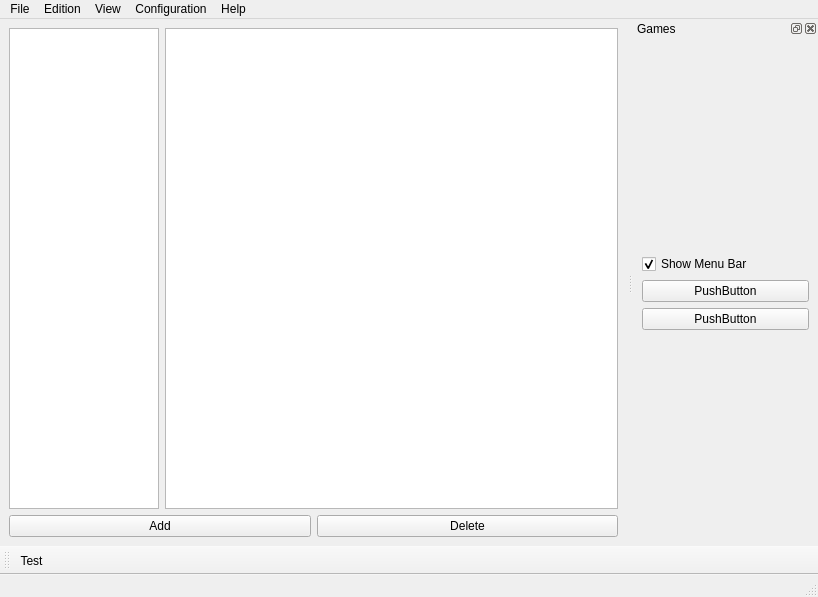
Before: the Qt Designer form my_dictionary/my_dictionary/mainwindow.ui in draco-sam/myDictionary, drawn with Qt 5.
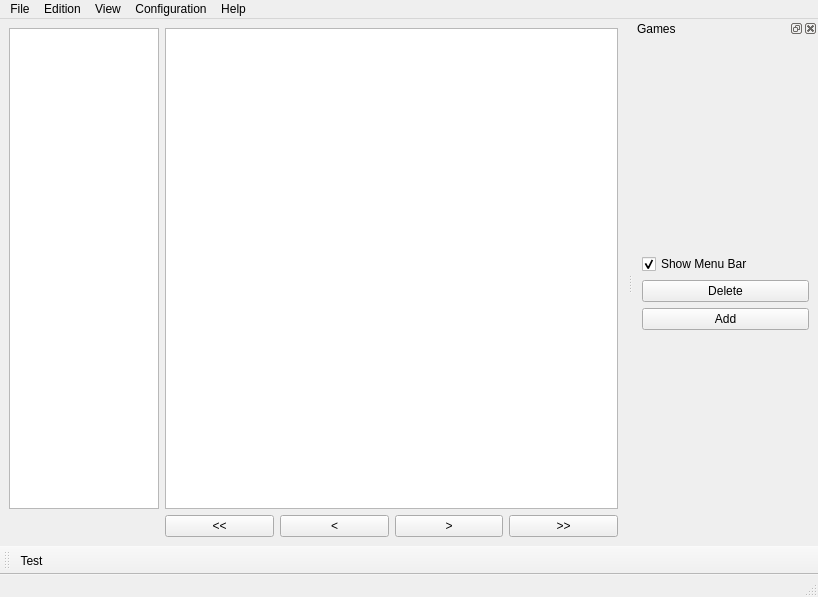
After: the same form once the commit is applied. Icons and pictures are not drawn.

```diff
--- a/my_dictionary/my_dictionary/mainwindow.ui
+++ b/my_dictionary/my_dictionary/mainwindow.ui
@@ -52,24 +52,33 @@
     <item row="0" column="1">
      <widget class="QTableView" name="table_data_base"/>
     </item>
-    <item row="1" column="0" colspan="2">
+    <item row="1" column="1">
      <layout class="QHBoxLayout" name="horizontalLayout">
       <item>
-       <widget class="QPushButton" name="button_main_add">
-        <property name="font">
-         <font>
-          <bold>false</bold>
-         </font>
+       <widget class="QPushButton" name="pb_db_begin">
+        <property name="text">
+         <string>&lt;&lt;</string>
         </property>
+       </widget>
+      </item>
+      <item>
+       <widget class="QPushButton" name="pb_db_previous">
         <property name="text">
-         <string>Add</string>
+         <string>&lt;</string>
         </property>
        </widget>
       </item>
       <item>
        <widget class="QPushButton" name="button_main_delete">
         <property name="text">
-         <string>Delete</string>
+         <string>&gt;</string>
+        </property>
+       </widget>
+      </item>
+      <item>
+       <widget class="QPushButton" name="pb_db_end">
+        <property name="text">
+         <string>&gt;&gt;</string>
         </property>
        </widget>
       </item>
@@ -128,7 +137,7 @@
    <property name="minimumSize">
     <size>
      <width>185</width>
-     <height>180</height>
+     <height>228</height>
     </size>
    </property>
    <property name="windowIcon">
@@ -164,14 +173,19 @@
        <item>
         <widget class="QPushButton" name="pushButton_2">
          <property name="text">
-          <string>PushButton</string>
+          <string>Delete</string>
          </property>
         </widget>
        </item>
        <item>
-        <widget class="QPushButton" name="pushButton">
+        <widget class="QPushButton" name="pb_add">
+         <property name="font">
+          <font>
+           <bold>false</bold>
+          </font>
+         </property>
          <property name="text">
-          <string>PushButton</string>
+          <string>Add</string>
          </property>
         </widget>
        </item>
```
Left out of the diff: 6 changed lines with no effect on the pictures.
